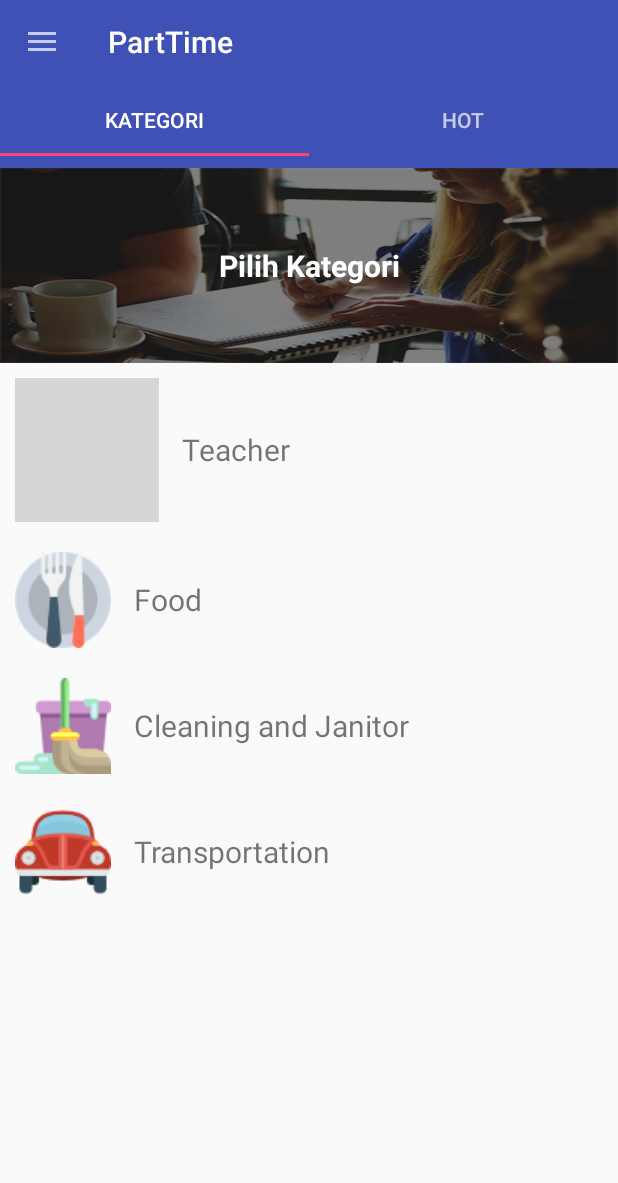
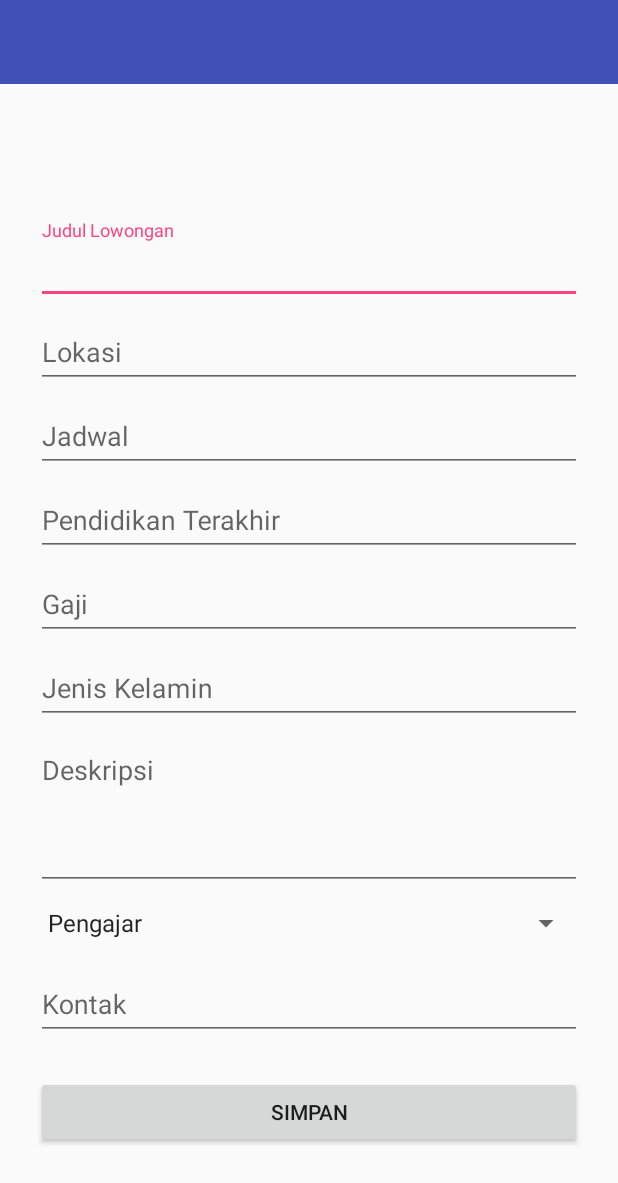
Before and after one commit to almanalfaruq/PartTime, an Android app: the screen it shows after launch once a user with an empty profile is signed in (MainActivity before the commit, JobAddActivity after it), in the side drawer, after a tap on "Lowongan Saya", on a phone screen of 412 x 824 dp. Shown: the top 1183 px of the screen. Run offline under Robolectric (Android 15) with nearby library versions, the phone set to English and light mode, and no system bars; our stand-ins replace Firebase (no records; nobody signed in at launch, a user with empty details on screens opened directly); grey boxes are pictures that could not be loaded.

Commit message:
Menambahkan Fitur Add Lowongan

```diff
--- a/app/src/main/AndroidManifest.xml
+++ b/app/src/main/AndroidManifest.xml
@@ -21,6 +21,8 @@
         <activity android:name=".SignupActivity"/>
         <activity android:name=".MainActivity"/>
         <activity android:name=".ProfilActivity"/>
+        <activity android:name=".JobAddActivity"
+            android:windowSoftInputMode="adjustResize"/>
     </application>
 
 </manifest>
--- /dev/null
+++ b/app/src/main/java/com/parttime/parttime/JobAddActivity.java
@@ -0,0 +1,98 @@
+package com.parttime.parttime;
+
+import android.os.Bundle;
+import android.support.annotation.NonNull;
+import android.support.annotation.Nullable;
+import android.support.design.widget.TextInputLayout;
+import android.support.v7.app.AppCompatActivity;
+import android.view.View;
+import android.widget.ArrayAdapter;
+import android.widget.Button;
+import android.widget.Spinner;
+import android.widget.Toast;
+
+import com.google.android.gms.tasks.OnFailureListener;
+import com.google.android.gms.tasks.OnSuccessListener;
+import com.google.firebase.firestore.DocumentReference;
+import com.google.firebase.firestore.FirebaseFirestore;
+
+import java.lang.reflect.Array;
+
+/**
+ * Created by danasw on 17/05/2018.
+ */
+
+public class JobAddActivity extends AppCompatActivity {
+
+    private TextInputLayout txtJob, txtPlace, txtSchedule, txtLastEducation,
+            txtSalary, txtGender, txtDescription, txtContact;
+    private Spinner spCategory;
+    private Button btnSave;
+
+    private FirebaseFirestore fFirestore;
+
+    @Override
+    protected void onCreate(@Nullable Bundle savedInstanceState) {
+        super.onCreate(savedInstanceState);
+        setContentView(R.layout.activity_add_job);
+        fFirestore = FirebaseFirestore.getInstance();
+        initWidget();
+    }
+
+    private void initWidget() {
+        txtJob = findViewById(R.id.input_job);
+        txtPlace = findViewById(R.id.input_place);
+        txtSchedule = findViewById(R.id.input_schdule);
+        txtLastEducation = findViewById(R.id.input_last_education);
+        txtSalary = findViewById(R.id.input_salary);
+        txtGender = findViewById(R.id.input_gender);
+        txtDescription = findViewById(R.id.input_desc);
+        txtContact = findViewById(R.id.input_contact);
+        spCategory = findViewById(R.id.spinner_category);
+        btnSave = findViewById(R.id.button_save);
+        btnSave.setOnClickListener(new View.OnClickListener() {
+            @Override
+            public void onClick(View view) {
+                saveJob();
+            }
+        });
+        initSpinner();
+    }
+
+    private void initSpinner() {
+        ArrayAdapter<CharSequence> adapter = ArrayAdapter
+                .createFromResource(this, R.array.list_category,
+                        android.R.layout.simple_spinner_item);
+        adapter.setDropDownViewResource(R.layout.support_simple_spinner_dropdown_item);
+        spCategory.setAdapter(adapter);
+    }
+
+    private void saveJob() {
+        String sJob = txtJob.getEditText().getText().toString();
+        String sPlace = txtPlace.getEditText().getText().toString();
+        String sSchedule = txtSchedule.getEditText().getText().toString();
+        String sLastEdu = txtLastEducation.getEditText().getText().toString();
+        String sSalary = txtSalary.getEditText().getText().toString();
+        String sGender = txtGender.getEditText().getText().toString();
+        String sDesc = txtDescription.getEditText().getText().toString();
+        String sContact = txtContact.getEditText().getText().toString();
+        String sCategory = spCategory.getSelectedItem().toString();
+        Job job = new Job(sJob, sPlace, sSchedule, "", sLastEdu,
+                sSalary, sGender, sDesc, sContact, sCategory);
+        fFirestore.collection("jobs").add(job)
+                .addOnSuccessListener(new OnSuccessListener<DocumentReference>() {
+                    @Override
+                    public void onSuccess(DocumentReference documentReference) {
+                        Toast.makeText(JobAddActivity.this, "Berhasil menambahkan pekerjaan", Toast.LENGTH_SHORT).show();
+                        finish();
+                    }
+                })
+                .addOnFailureListener(new OnFailureListener() {
+                    @Override
+                    public void onFailure(@NonNull Exception e) {
+                        Toast.makeText(JobAddActivity.this, "Gagal menambahkan pekerjaan", Toast.LENGTH_SHORT).show();
+                    }
+                });
+    }
+
+}
--- a/app/src/main/java/com/parttime/parttime/MainActivity.java
+++ b/app/src/main/java/com/parttime/parttime/MainActivity.java
@@ -16,6 +16,8 @@ import android.support.v7.widget.Toolbar;
 import android.view.MenuItem;
 import android.widget.Toast;
 
+import com.google.firebase.auth.FirebaseAuth;
+
 /**
  * Created by danasw on 19/04/2018.
  */
@@ -26,12 +28,14 @@ public class MainActivity extends AppCompatActivity implements NavigationView.On
     private DrawerLayout drawer;
     private TabLayout tabLayout;
     private static Context context;
+    private FirebaseAuth fAuth;
 
     @Override
     protected void onCreate(Bundle savedInstanceState) {
         super.onCreate(savedInstanceState);
         setContentView(R.layout.activity_main);
 
+        fAuth = FirebaseAuth.getInstance();
         context = this;
 
         viewPager = (ViewPager)findViewById(R.id.view_pager);
@@ -70,16 +74,18 @@ public class MainActivity extends AppCompatActivity implements NavigationView.On
         int id = item.getItemId();
 
         if (id == R.id.profil_menu) {
-            Intent profilIntent = new Intent(MainActivity.this, ProfilActivity.class);
+            Intent profilIntent = new Intent(this, ProfilActivity.class);
             startActivity(profilIntent);
         } else if (id == R.id.notif_menu) {
             Toast.makeText(this, "Notification Activity", Toast.LENGTH_SHORT).show();
         } else if (id == R.id.lowongan_menu) {
-            Toast.makeText(this, "Lowongan Activity", Toast.LENGTH_SHORT).show();
+            startActivity(new Intent(this, JobAddActivity.class));
         } else if (id == R.id.bantuan_menu) {
             Toast.makeText(this, "Bantuan Activity", Toast.LENGTH_SHORT).show();
         } else if (id == R.id.logout_menu) {
-            Toast.makeText(this, "Profil Activity", Toast.LENGTH_SHORT).show();
+            fAuth.signOut();
+            startActivity(new Intent(this, LoginActivity.class));
+            finish();
         }
 
         drawer.closeDrawer(GravityCompat.START);
--- /dev/null
+++ b/app/src/main/res/layout/activity_add_job.xml
@@ -0,0 +1,159 @@
+<?xml version="1.0" encoding="utf-8"?>
+<LinearLayout xmlns:android="http://schemas.android.com/apk/res/android"
+    xmlns:app="http://schemas.android.com/apk/res-auto"
+    android:orientation="vertical"
+    android:layout_width="match_parent"
+    android:layout_height="match_parent">
+
+    <android.support.v7.widget.Toolbar
+        android:id="@+id/toolbar"
+        android:layout_width="match_parent"
+        android:layout_height="wrap_content"
+        android:background="@color/colorPrimary"
+        android:minHeight="?attr/actionBarSize"
+        app:popupTheme="@style/ThemeOverlay.AppCompat.Light"
+        android:theme="@style/ThemeOverlay.AppCompat.Dark"
+        app:titleTextColor="@android:color/white" />
+
+    <ScrollView
+        android:id="@+id/sv_register"
+        android:layout_width="match_parent"
+        android:layout_height="match_parent"
+        android:scrollbars="vertical"
+        android:fitsSystemWindows="true">
+
+        <LinearLayout
+            android:layout_width="match_parent"
+            android:layout_height="wrap_content"
+            android:layout_gravity="center_vertical"
+            android:orientation="vertical"
+            android:paddingLeft="24dp"
+            android:paddingRight="24dp"
+            android:paddingTop="56dp">
+
+            <!--  Name Label -->
+            <android.support.design.widget.TextInputLayout
+                android:id="@+id/input_job"
+                android:layout_width="match_parent"
+                android:layout_height="wrap_content"
+                android:hint="Judul Lowongan">
+
+                <android.support.design.widget.TextInputEditText
+                    android:layout_width="match_parent"
+                    android:layout_height="wrap_content"
+                    android:inputType="textCapWords" />
+            </android.support.design.widget.TextInputLayout>
+
+            <!--  Name Label -->
+            <android.support.design.widget.TextInputLayout
+                android:id="@+id/input_place"
+                android:hint="Lokasi"
+                android:layout_width="match_parent"
+                android:layout_height="wrap_content">
+
+                <android.support.design.widget.TextInputEditText
+                    android:layout_width="match_parent"
+                    android:layout_height="wrap_content"
+                    android:inputType="textCapWords" />
+            </android.support.design.widget.TextInputLayout>
+
+            <!--  Name Label -->
+            <android.support.design.widget.TextInputLayout
+                android:id="@+id/input_schdule"
+                android:hint="Jadwal"
+                android:layout_width="match_parent"
+                android:layout_height="wrap_content">
+
+                <android.support.design.widget.TextInputEditText
+                    android:layout_width="match_parent"
+                    android:layout_height="wrap_content"
+                    android:inputType="textCapWords" />
+
+            </android.support.design.widget.TextInputLayout>
+
+            <!-- Email Label -->
+            <android.support.design.widget.TextInputLayout
+                android:id="@+id/input_last_education"
+                android:layout_width="match_parent"
+                android:layout_height="wrap_content"
+                android:hint="Pendidikan Terakhir">
+
+                <android.support.design.widget.TextInputEditText
+                    android:layout_width="match_parent"
+                    android:layout_height="wrap_content"
+                    android:inputType="textCapWords" />
+            </android.support.design.widget.TextInputLayout>
+
+            <!-- Password Label -->
+            <android.support.design.widget.TextInputLayout
+                android:id="@+id/input_salary"
+                android:layout_width="match_parent"
+                android:layout_height="wrap_content">
+
+                <android.support.design.widget.TextInputEditText
+                    android:layout_width="match_parent"
+                    android:layout_height="wrap_content"
+                    android:hint="Gaji" />
+            </android.support.design.widget.TextInputLayout>
+
+
+            <android.support.design.widget.TextInputLayout
+                android:id="@+id/input_gender"
+                android:layout_width="match_parent"
+                android:layout_height="wrap_content">
+
+                <android.support.design.widget.TextInputEditText
+                    android:layout_width="match_parent"
+                    android:layout_height="wrap_content"
+                    android:hint="Jenis Kelamin" />
+            </android.support.design.widget.TextInputLayout>
+
+            <android.support.design.widget.TextInputLayout
+                android:id="@+id/input_desc"
+                android:layout_width="match_parent"
+                android:layout_height="wrap_content">
+
+                <android.support.design.widget.TextInputEditText
+                    android:layout_width="match_parent"
+                    android:layout_height="100dp"
+                    android:hint="Deskripsi"
+                    android:gravity="top"
+                    android:inputType="textCapWords" />
+            </android.support.design.widget.TextInputLayout>
+
+            <Spinner
+                android:id="@+id/spinner_category"
+                android:layout_width="match_parent"
+                android:layout_height="wrap_content"
+                android:layout_marginTop="10dp"
+                android:layout_marginBottom="10dp"
+                android:dropDownWidth="wrap_content"
+                android:tooltipText="Kategori"/>
+
+            <!-- Password Label -->
+            <android.support.design.widget.TextInputLayout
+                android:id="@+id/input_contact"
+                android:layout_width="match_parent"
+                android:layout_height="wrap_content"
+                android:hint="Kontak">
+
+                <android.support.design.widget.TextInputEditText
+                    android:layout_width="match_parent"
+                    android:layout_height="wrap_content"/>
+            </android.support.design.widget.TextInputLayout>
+
+
+            <Button
+                android:id="@+id/button_save"
+                android:layout_width="match_parent"
+                android:layout_height="wrap_content"
+                android:layout_marginBottom="24dp"
+                android:layout_marginTop="24dp"
+                android:padding="12dp"
+                android:text="Simpan" />
+
+        </LinearLayout>
+
+    </ScrollView>
+
+</LinearLayout>
--- a/app/src/main/res/values/strings.xml
+++ b/app/src/main/res/values/strings.xml
@@ -3,4 +3,11 @@
     <!--NAV_DRAWER-->
     <string name="navigation_drawer_open">Open</string>
     <string name="navigation_drawer_close">Close</string>
+
+    <string-array name="list_category">
+        <item>Pengajar</item>
+        <item>Transportasi</item>
+        <item>Tempat Makan</item>
+        <item>Kebersihan</item>
+    </string-array>
 </resources>
```
Also changed, not shown: app/src/main/java/com/parttime/parttime/Job.java (added, +138 -0 lines).
